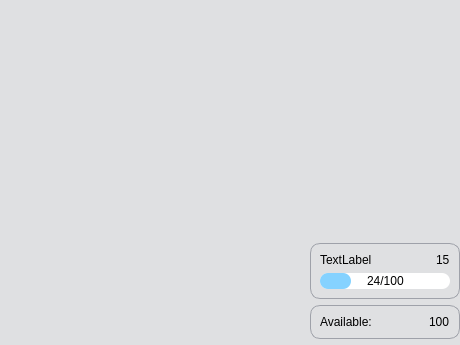
This is word_game/modules/game/gui/game.ui in LiquidIce64/ORIS-tasks as Qt 5 draws it before an edit. The edited form follows.
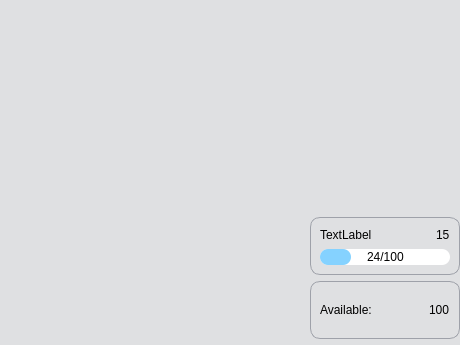
This is the edited form. Icons and pictures are not drawn.

```diff
--- a/word_game/modules/game/gui/game.ui
+++ b/word_game/modules/game/gui/game.ui
@@ -49,7 +49,7 @@
 }
 </string>
   </property>
-  <layout class="QGridLayout" name="gridLayout_3" rowstretch="1,0,0,0" columnstretch="1,0">
+  <layout class="QGridLayout" name="gridLayout_3" rowstretch="1,0,0,0" columnstretch="1,0" rowminimumheight="0,0,58,0">
    <property name="leftMargin">
     <number>0</number>
    </property>
@@ -67,7 +67,7 @@
      <property name="minimumSize">
       <size>
        <width>150</width>
-       <height>0</height>
+       <height>58</height>
       </size>
      </property>
      <property name="frameShape">
@@ -160,8 +160,8 @@
     <widget class="QFrame" name="frame_castle">
      <property name="minimumSize">
       <size>
-       <width>0</width>
-       <height>16</height>
+       <width>150</width>
+       <height>0</height>
       </size>
      </property>
      <property name="frameShape">
```
